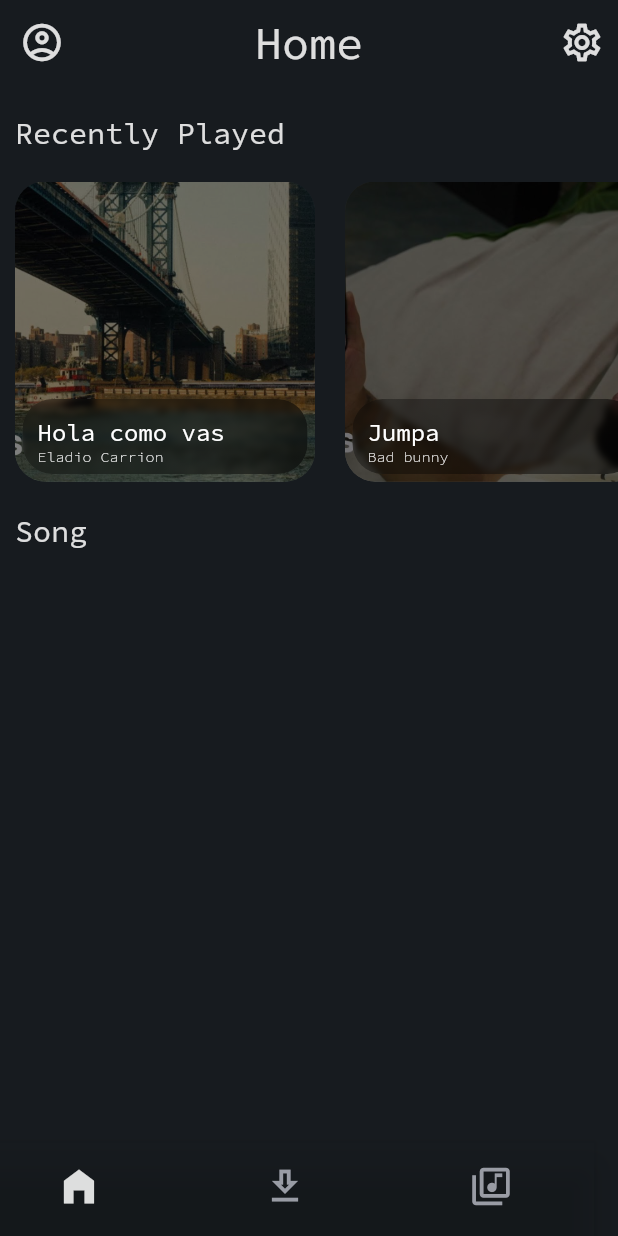
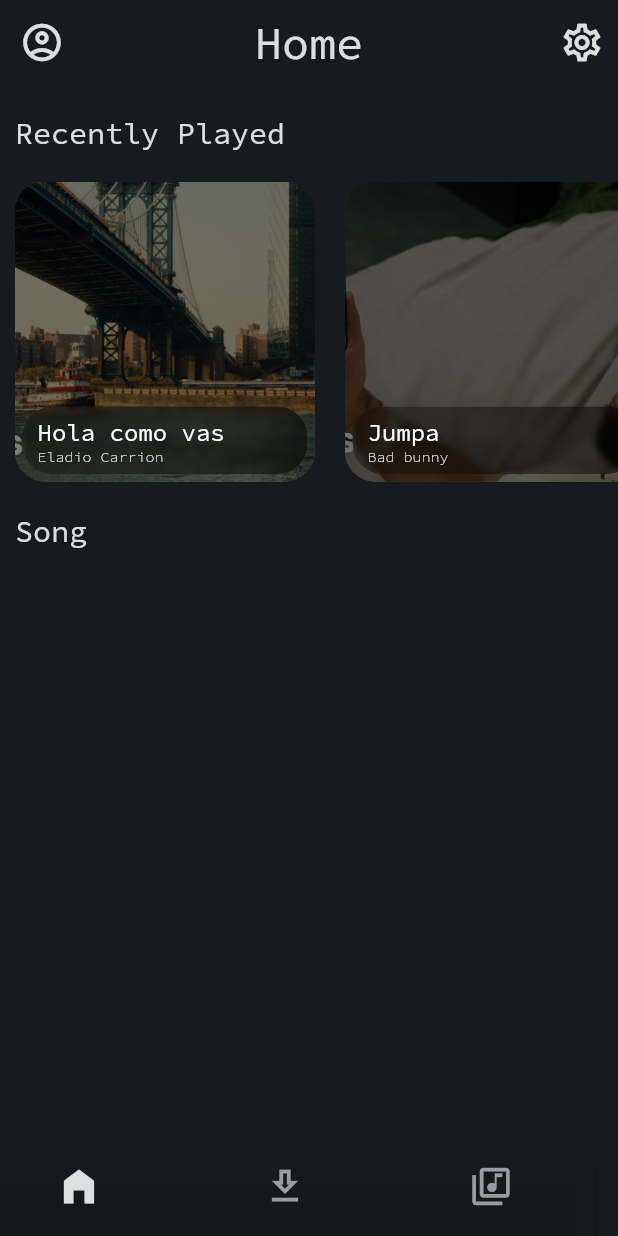
Before and after one commit to mstermigol/Sound, a Flutter app: the screen it shows after launch, on a phone screen of 412 x 824 dp. Run offline on Flutter 3.47's test engine with Material 2 defaults, Android fonts, the phone set to English and light mode, and no system bars.

Commit message:
Changed GlassBox size

```diff
--- a/lib/screens/home_screen.dart
+++ b/lib/screens/home_screen.dart
@@ -155,7 +155,7 @@ class RecentlyPlayedState extends State<RecentlyPlayed> {
                         Padding(
                           padding: const EdgeInsets.all(5.0),
                           child: GlassBox(
-                            height: 50.0,
+                            height: 45.0,
                             width: 200.0,
                             child: Column(
                               crossAxisAlignment: CrossAxisAlignment.start,
```
